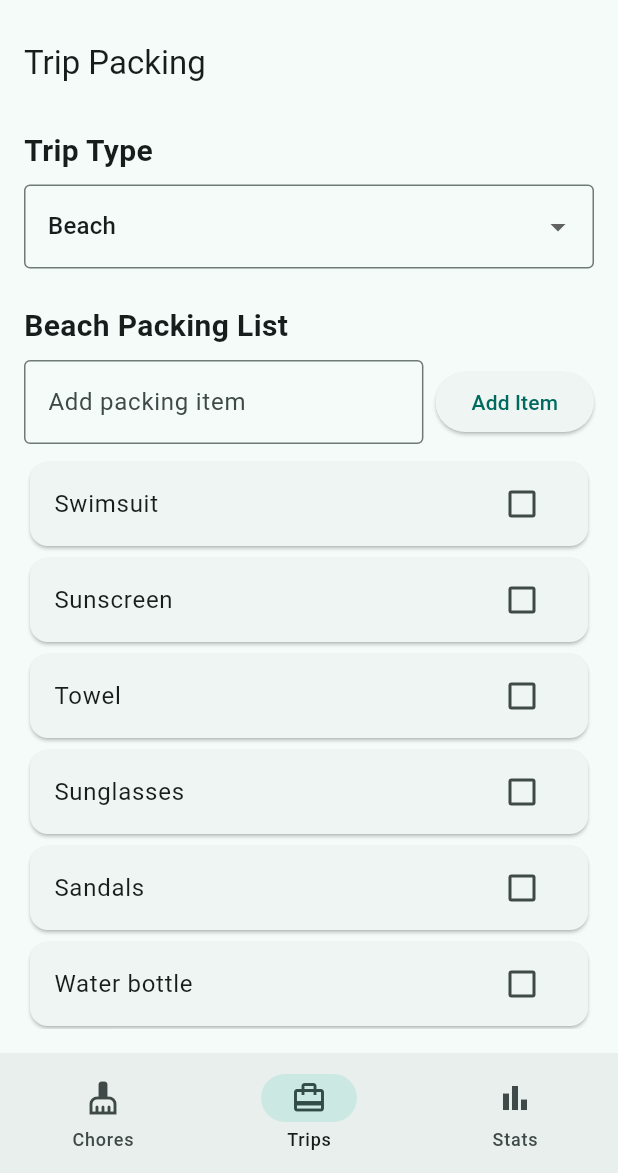
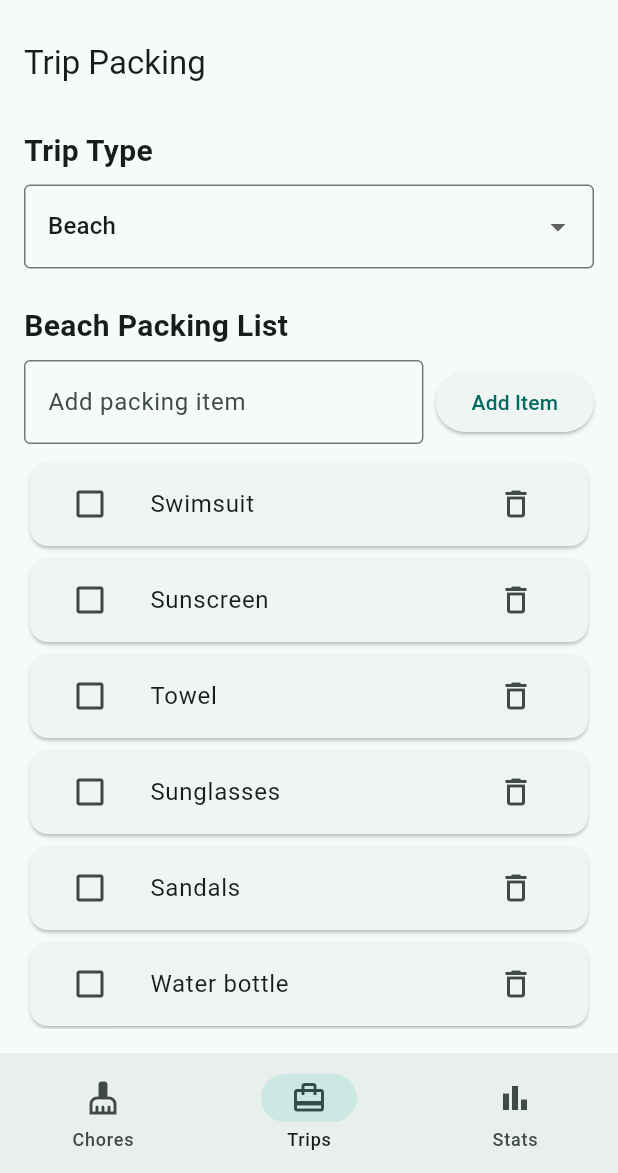
Before and after one commit to BrandonAvila76/ChoreTracker, a Flutter app: the screen it shows after launch, item 2 of the bottom bar chosen, on a phone screen of 412 x 824 dp, the part 63-1236 px from its top. Run offline on Flutter 3.47's test engine with Material 3 defaults, Android fonts, the phone set to English and light mode, and no system bars.

Commit message:
allow users to delete packing checklist items

```diff
--- a/lib/main.dart
+++ b/lib/main.dart
@@ -434,7 +434,7 @@ class _ManageRoommatesScreenState extends State<ManageRoommatesScreen> {
   @override
   void initState() {
   super.initState();
-  _currentChecklist = List.of(_tripChecklists[_selectedTripType]!);
+  _currentChecklist = _tripChecklists[_selectedTripType]!;
   }
 
   void _changeTripType(String? newType) {
@@ -534,8 +534,8 @@ class _ManageRoommatesScreenState extends State<ManageRoommatesScreen> {
   itemCount: _currentChecklist.length,
   itemBuilder: (context, index) {
     return Card(
-      child: CheckboxListTile(
-        title: Text(_currentChecklist[index]),
+      child: ListTile(
+        leading: Checkbox(
           value: _checkedItems.contains(_currentChecklist[index]),
           onChanged: (bool? value) {
             setState(() {
@@ -546,6 +546,18 @@ class _ManageRoommatesScreenState extends State<ManageRoommatesScreen> {
               }
             });
           },
+        ),
+        title: Text(_currentChecklist[index]),
+        trailing: IconButton(
+          icon: const Icon(Icons.delete_outline),
+          onPressed: () {
+            setState(() {
+              final item = _currentChecklist[index];
+              _checkedItems.remove(item);
+              _currentChecklist.removeAt(index);
+            });
+          },
+        ),
       ),
     );
   },
```
Lines whose indentation alone changed are shown as unchanged.
